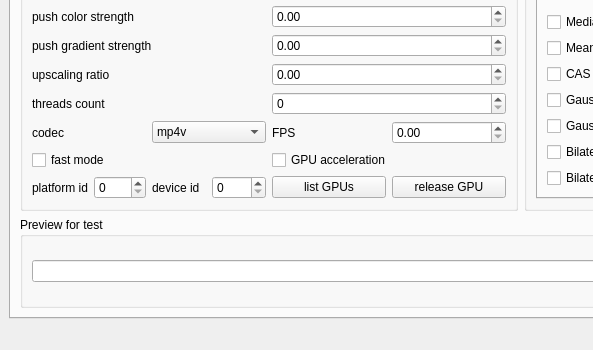
First picture: the form in GUI/src/mainwindow.ui, repository TianZerL/Anime4KCPP, before the edit; both pictures show x 0 to 593 and y 269 to 619 of the 1042 by 619 pixel window.
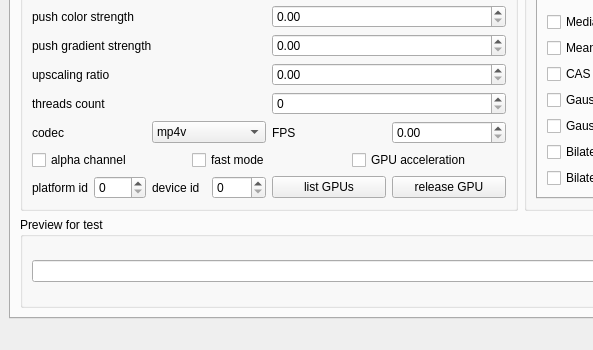
Second picture: the form after the edit. The open tabs and pages were chosen to show the change.

Commit message: Update GUI Add alpha channel support bug fixes

Patch:
```diff
--- a/GUI/src/mainwindow.ui
+++ b/GUI/src/mainwindow.ui
@@ -886,6 +886,16 @@
            </item>
            <item row="8" column="0">
             <layout class="QHBoxLayout" name="horizontalLayout">
+             <item>
+              <widget class="QCheckBox" name="checkBoxAlphaChannel">
+               <property name="statusTip">
+                <string>Preserve alpha channels for transparent image</string>
+               </property>
+               <property name="text">
+                <string>alpha channel</string>
+               </property>
+              </widget>
+             </item>
              <item>
               <widget class="QCheckBox" name="checkBoxFastMode">
                <property name="statusTip">
```
The commit also changes 7 other files.
